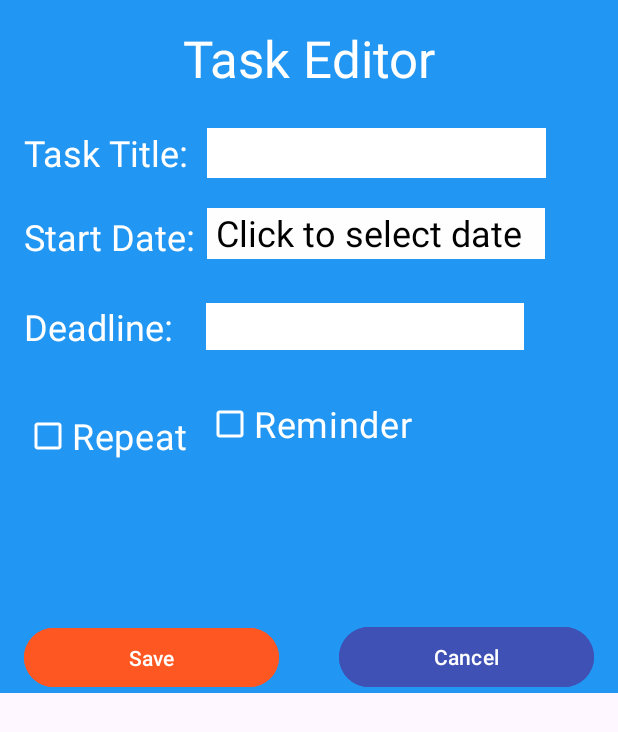
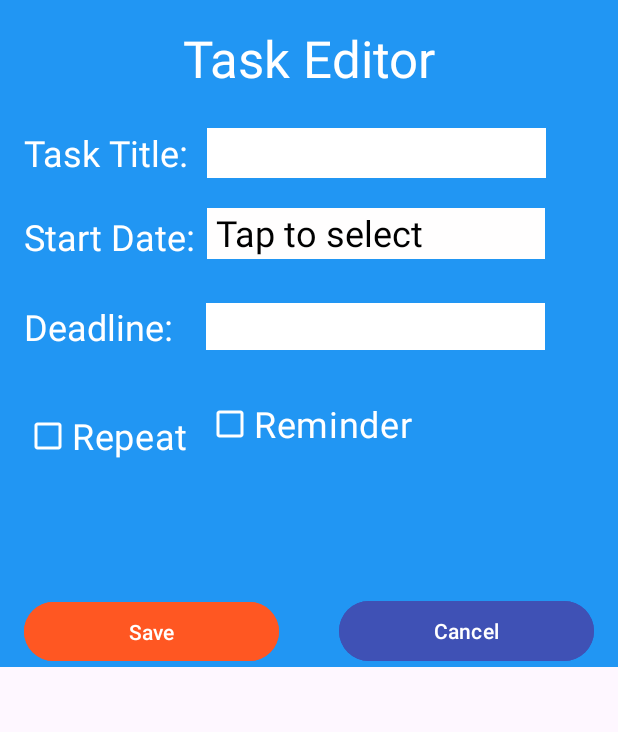
Before and after one commit to hannah7703/CS2063Team5, an Android app: the layout dialog_create.xml on its own in the app's theme, with its tools: preview values and no code run, on a phone screen of 412 x 824 dp. Shown: the top 732 px of the screen. Run offline under Robolectric (Android 15) with nearby library versions, the phone set to English and light mode, and no system bars.

Commit message:
Updated Task Creation Dialog

```diff
--- a/app/src/main/res/layout/dialog_create.xml
+++ b/app/src/main/res/layout/dialog_create.xml
@@ -8,6 +8,7 @@
     android:background="#2196F3"
     android:backgroundTintMode="add"
     android:visibility="visible"
+    app:flow_verticalAlign="bottom"
     tools:context=".CreateTaskDialog">
 
     <TextView
@@ -116,7 +117,7 @@
 
     <Spinner
         android:id="@+id/DeadlineDrop"
-        android:layout_width="212dp"
+        android:layout_width="226dp"
         android:layout_height="31dp"
         android:layout_marginStart="18dp"
         android:layout_marginTop="28dp"
@@ -139,53 +140,19 @@
         app:layout_constraintStart_toEndOf="@+id/DialogTaskTitle"
         app:layout_constraintTop_toBottomOf="@+id/CreateDialogTitle" />
 
-    <Spinner
-        android:id="@+id/hour"
-        android:layout_width="40dp"
-        android:layout_height="32dp"
-        android:layout_marginStart="12dp"
+    <TextView
+        android:id="@+id/selectTimeBox"
+        android:layout_width="174dp"
+        android:layout_height="31dp"
+        android:layout_marginStart="8dp"
         android:layout_marginTop="20dp"
-        android:background="#FFFFFF"
-        android:visibility="invisible"
-        android:textSize="24sp"
-        app:layout_constraintStart_toEndOf="@+id/DialogRemindTime"
-        app:layout_constraintTop_toBottomOf="@+id/reminderCheckBox" />
-
-    <TextView
-        android:id="@+id/TimeColon"
-        android:layout_width="wrap_content"
-        android:layout_height="wrap_content"
-        android:layout_marginStart="4dp"
-        android:layout_marginTop="20dp"
-        android:text=":"
-        android:textColor="#FFFFFF"
+        android:background="#FFFEFE"
+        android:text=" Tap to select"
+        android:textAlignment="textStart"
+        android:textColor="#000000"
         android:textSize="24sp"
         android:visibility="invisible"
-        app:layout_constraintStart_toEndOf="@+id/hour"
-        app:layout_constraintTop_toBottomOf="@+id/reminderCheckBox" />
-
-    <Spinner
-        android:id="@+id/Minute"
-        android:layout_width="36dp"
-        android:layout_height="32dp"
-        android:layout_marginStart="4dp"
-        android:layout_marginTop="20dp"
-        android:background="#FFFFFF"
-        android:visibility="invisible"
-        android:textSize="24sp"
-        app:layout_constraintStart_toEndOf="@+id/TimeColon"
-        app:layout_constraintTop_toBottomOf="@+id/reminderCheckBox" />
-
-    <Spinner
-        android:id="@+id/timeSpinner"
-        android:layout_width="43dp"
-        android:layout_height="32dp"
-        android:layout_marginStart="4dp"
-        android:layout_marginTop="20dp"
-        android:background="#FFFFFF"
-        android:visibility="invisible"
-        android:textSize="24sp"
-        app:layout_constraintStart_toEndOf="@+id/Minute"
+        app:layout_constraintStart_toEndOf="@+id/DialogRemindTime"
         app:layout_constraintTop_toBottomOf="@+id/reminderCheckBox" />
 
     <CheckBox
@@ -209,7 +176,8 @@
         android:layout_marginStart="8dp"
         android:layout_marginTop="20dp"
         android:background="#FFFEFE"
-        android:text=" Click to select date"
+        android:text=" Tap to select"
+        android:textAlignment="textStart"
         android:textColor="#000000"
         android:textSize="24sp"
         app:layout_constraintStart_toEndOf="@+id/DialogStartDate"
@@ -217,21 +185,17 @@
 
     <RelativeLayout
         android:id="@+id/relativeLayout3"
-        android:layout_width="344dp"
-        android:layout_height="335dp"
+        android:layout_width="346dp"
+        android:layout_height="322dp"
         android:layout_marginStart="36dp"
         android:layout_marginTop="8dp"
-        android:layout_marginEnd="36dp"
-        android:layout_marginBottom="1dp"
+        android:layout_marginEnd="31dp"
         android:background="#FFFFFF"
         android:padding="8dp"
         android:visibility="invisible"
-        app:layout_constraintBottom_toTopOf="@+id/CancelTask"
         app:layout_constraintEnd_toEndOf="parent"
-        app:layout_constraintHorizontal_bias="1.0"
         app:layout_constraintStart_toStartOf="parent"
-        app:layout_constraintTop_toBottomOf="@+id/CreateDialogTitle"
-        app:layout_constraintVertical_bias="1.0">
+        app:layout_constraintTop_toBottomOf="@+id/CreateDialogTitle">
 
         <CalendarView
             android:id="@+id/calendarView"
@@ -240,6 +204,27 @@
             android:visibility="visible"
             android:weekNumberColor="#000000" />
 
+        <TimePicker
+            android:id="@+id/timePicker"
+            android:layout_width="wrap_content"
+            android:layout_height="wrap_content"
+            android:layout_centerHorizontal="true"
+            android:layout_marginTop="20dp"
+            android:timePickerMode="spinner"
+            android:visibility="invisible" />
+
+        <Button
+            android:id="@+id/button2"
+            android:layout_width="320dp"
+            android:layout_height="wrap_content"
+            android:layout_marginTop="250dp"
+            android:backgroundTint="#FF5722"
+            android:text="Select Time"
+            android:textColor="#FFFFFF"
+            android:textColorLink="#FFFFFF"
+            android:visibility="invisible" />
+
+
     </RelativeLayout>
 
 </androidx.constraintlayout.widget.ConstraintLayout>
```
Also changed, not shown: app/src/main/java/ca/unb/mobiledev/team5project/CreateTaskDialog.kt (+81 -39 lines), app/src/main/java/ca/unb/mobiledev/team5project/model/Task.kt (+7 -7 lines), app/src/main/res/values/strings.xml (+0 -24 lines).
